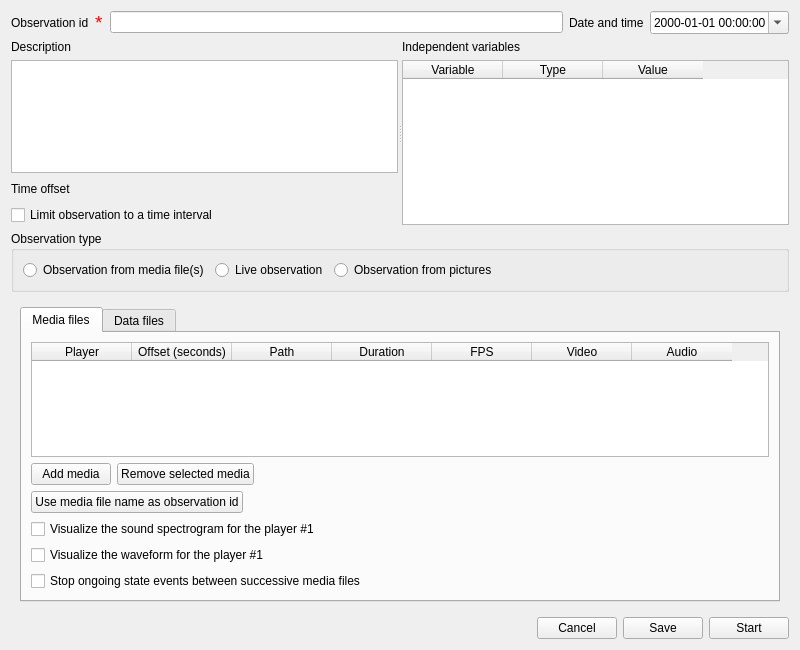
Qt form boris/observation.ui (olivierfriard/BORIS) before a commit.
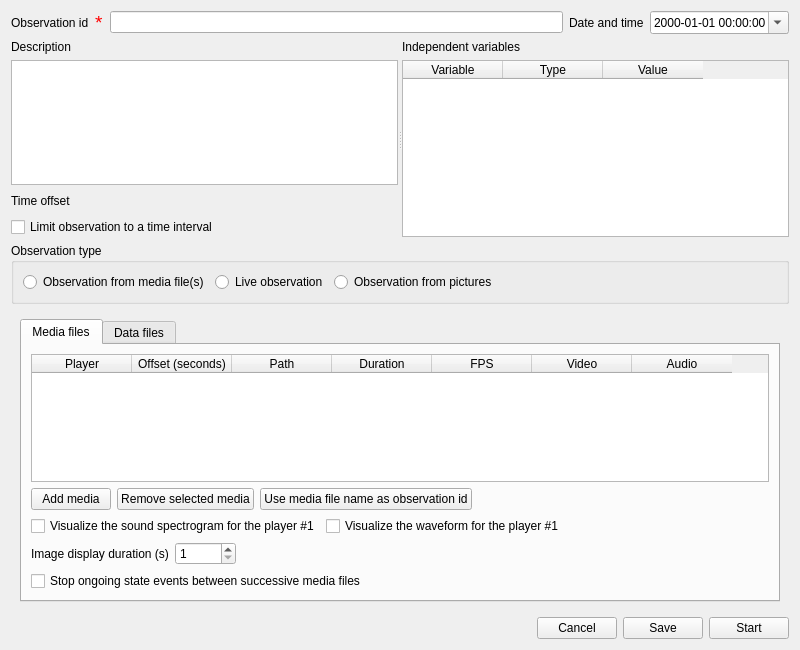
The same form after that commit. The open tabs and pages were chosen to show the change.

Commit message: added image display duration option for media observations

Diff of the .ui file:
```diff
--- a/boris/observation.ui
+++ b/boris/observation.ui
@@ -310,23 +310,6 @@
               </widget>
              </item>
              <item>
-              <spacer name="horizontalSpacer_6">
-               <property name="orientation">
-                <enum>Qt::Horizontal</enum>
-               </property>
-               <property name="sizeHint" stdset="0">
-                <size>
-                 <width>40</width>
-                 <height>20</height>
-                </size>
-               </property>
-              </spacer>
-             </item>
-            </layout>
-           </item>
-           <item>
-            <layout class="QHBoxLayout" name="horizontalLayout_12">
-             <item>
               <widget class="QPushButton" name="pb_use_media_file_name_as_obsid">
                <property name="text">
                 <string>Use media file name as observation id</string>
@@ -334,7 +317,7 @@
               </widget>
              </item>
              <item>
-              <spacer name="horizontalSpacer_8">
+              <spacer name="horizontalSpacer_6">
                <property name="orientation">
                 <enum>Qt::Horizontal</enum>
                </property>
@@ -348,6 +331,8 @@
              </item>
             </layout>
            </item>
+           <item>
+            <layout class="QHBoxLayout" name="horizontalLayout_15">
            <item>
             <widget class="QCheckBox" name="cbVisualizeSpectrogram">
              <property name="text">
@@ -361,6 +346,55 @@
               <string>Visualize the waveform for the player #1</string>
              </property>
             </widget>
+             </item>
+             <item>
+              <spacer name="horizontalSpacer_11">
+               <property name="orientation">
+                <enum>Qt::Horizontal</enum>
+               </property>
+               <property name="sizeHint" stdset="0">
+                <size>
+                 <width>40</width>
+                 <height>20</height>
+                </size>
+               </property>
+              </spacer>
+             </item>
+            </layout>
+           </item>
+           <item>
+            <layout class="QHBoxLayout" name="horizontalLayout_12">
+             <item>
+              <widget class="QLabel" name="label_2">
+               <property name="text">
+                <string>Image display duration (s)</string>
+               </property>
+              </widget>
+             </item>
+             <item>
+              <widget class="QSpinBox" name="sb_image_display_duration">
+               <property name="minimum">
+                <number>1</number>
+               </property>
+               <property name="maximum">
+                <number>86400</number>
+               </property>
+              </widget>
+             </item>
+             <item>
+              <spacer name="horizontalSpacer_8">
+               <property name="orientation">
+                <enum>Qt::Horizontal</enum>
+               </property>
+               <property name="sizeHint" stdset="0">
+                <size>
+                 <width>40</width>
+                 <height>20</height>
+                </size>
+               </property>
+              </spacer>
+             </item>
+            </layout>
            </item>
            <item>
             <widget class="QCheckBox" name="cbCloseCurrentBehaviorsBetweenVideo">
```
Left out of the diff: 2 changed lines with no effect on the pictures. Lines whose indentation alone changed are shown as unchanged. The commit also changes 3 other files.
